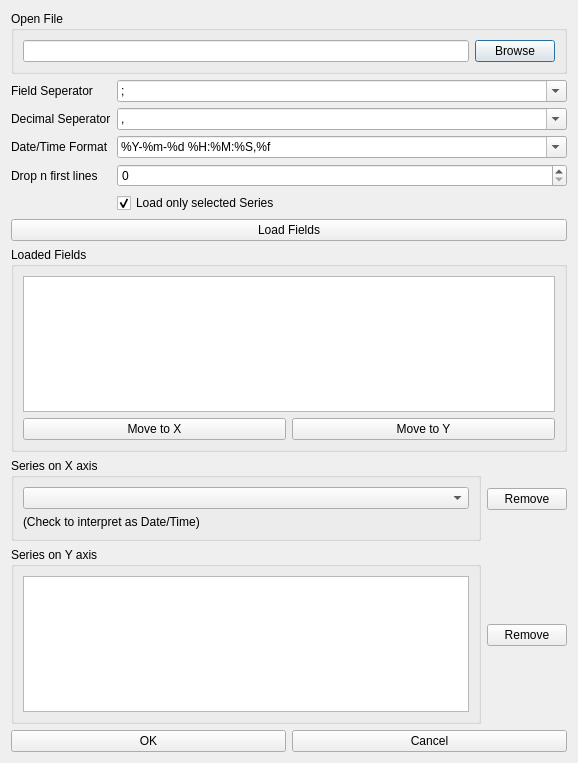
The window that graphysio/ui/designer/newplot.ui (jaj42/GraPhysio) describes before a commit, drawn with Qt 5.
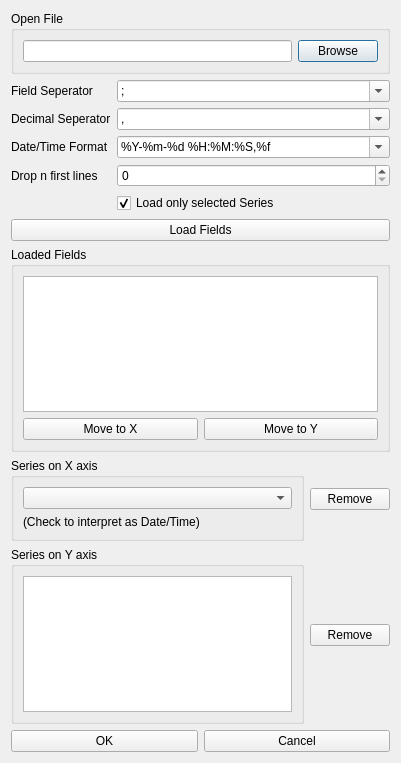
The same window after the commit.

Commit message: Make 'newplot' dialog a bit smaller.

```diff
--- a/graphysio/ui/designer/newplot.ui
+++ b/graphysio/ui/designer/newplot.ui
@@ -6,7 +6,7 @@
    <rect>
     <x>0</x>
     <y>0</y>
-    <width>578</width>
+    <width>401</width>
     <height>763</height>
    </rect>
   </property>
```
Left out of the diff: 5 changed lines with no effect on the pictures. The commit also changes 1 other file.
